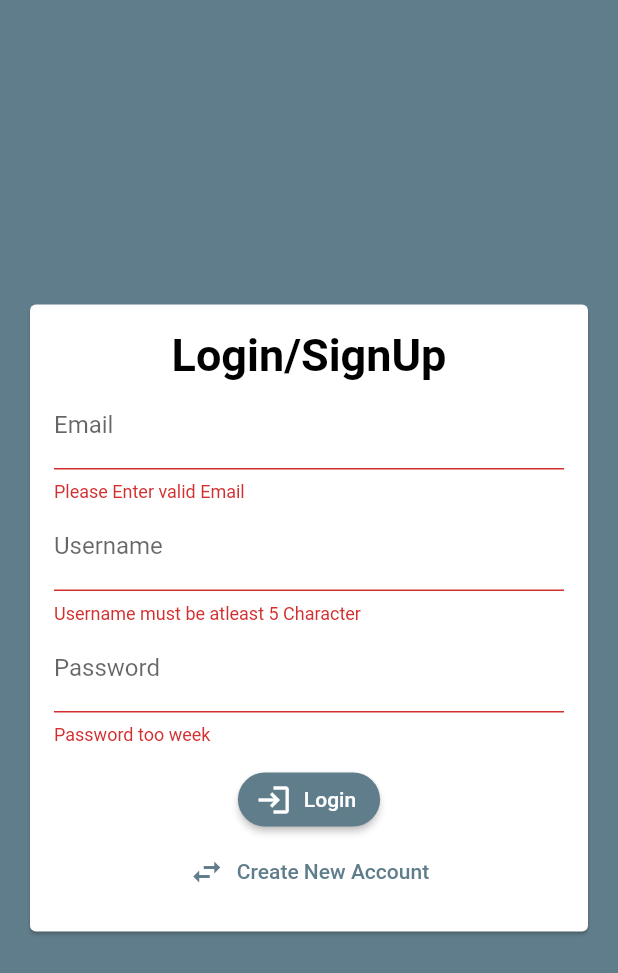
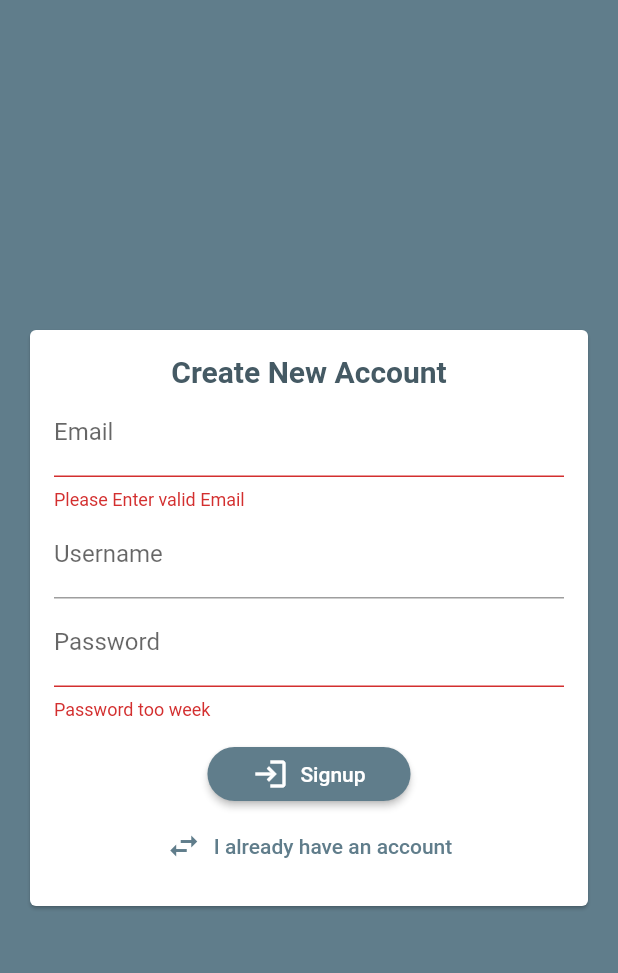
Before and after one commit to parimal5/chat-app, a Flutter app: the screen it shows after launch, after a tap on "Login", after a tap on "Create New Account", on a phone screen of 412 x 824 dp. Shown: the top 973 px of the screen. Run offline on Flutter 3.47's test engine with Material 2 defaults, Android fonts, the phone set to English and light mode, and no system bars; our stand-ins replace cloud_firestore, firebase_auth; accounts and stored records are empty.

```diff
--- a/lib/main.dart
+++ b/lib/main.dart
@@ -1,6 +1,7 @@
-import 'package:chat/screens/auth_screen.dart';
 import 'package:flutter/material.dart';
+import 'package:firebase_auth/firebase_auth.dart';
 
+import 'screens/auth_screen.dart';
 import 'screens/chat_screen.dart';
 
 void main() {
@@ -33,7 +34,15 @@ class MyApp extends StatelessWidget {
           ),
         ),
       ),
-      home: AuthScreen(),
+      home: StreamBuilder(
+        stream: FirebaseAuth.instance.onAuthStateChanged,
+        builder: (ctx, userSnapShot) {
+          if (userSnapShot.hasData) {
+            return ChatScreen();
+          }
+          return AuthScreen();
+        },
+      ),
     );
   }
 }
--- a/lib/widget/auth/auth_form.dart
+++ b/lib/widget/auth/auth_form.dart
@@ -1,24 +1,41 @@
 import 'package:flutter/material.dart';
 
 class AuthForm extends StatefulWidget {
+  final bool isLoading;
+
+  final void Function(
+    String email,
+    String password,
+    String username,
+    bool isLogin,
+    BuildContext ctx,
+  ) submitFn;
+
+  AuthForm(this.submitFn, this.isLoading);
   @override
   _AuthFormState createState() => _AuthFormState();
 }
 
 class _AuthFormState extends State<AuthForm> {
   final _formKey = GlobalKey<FormState>();
-  String _userEmail = '';
-  String _userName = '';
-  String _userPassword = '';
+  var _isLogin = true;
+
+  var _userEmail = '';
+  var _userName = '';
+  var _userPassword = '';
 
   void _trySubmit() {
     final isValid = _formKey.currentState.validate();
     FocusScope.of(context).unfocus();
     if (isValid) {
       _formKey.currentState.save();
-      print(_userEmail);
-      print(_userName);
-      print(_userPassword);
+      widget.submitFn(
+        _userEmail.trim(),
+        _userPassword.trim(),
+        _userName.trim(),
+        _isLogin,
+        context,
+      );
     }
 
     //! Auth Request
@@ -38,18 +55,19 @@ class _AuthFormState extends State<AuthForm> {
                 mainAxisSize: MainAxisSize.min,
                 children: [
                   Text(
-                    'Login/SignUp',
+                    _isLogin ? ' Login ' : 'Create New Account',
                     style: TextStyle(
-                      color: Colors.black,
-                      fontSize: 30,
+                      color: Colors.blueGrey.shade700,
+                      fontSize: 20,
                       fontWeight: FontWeight.bold,
                     ),
                   ),
                   TextFormField(
+                    key: ValueKey('email'),
                     keyboardType: TextInputType.emailAddress,
                     decoration: InputDecoration(labelText: 'Email'),
                     validator: (value) {
-                      if (value.isEmpty || value.contains('@')) {
+                      if (value.isEmpty || !value.contains('@')) {
                         return 'Please Enter valid Email';
                       }
                       return null;
@@ -58,7 +76,9 @@ class _AuthFormState extends State<AuthForm> {
                       _userEmail = inputEmail;
                     },
                   ),
+                  if (!_isLogin)
                     TextFormField(
+                      key: ValueKey('username'),
                       decoration: InputDecoration(
                         labelText: 'Username',
                       ),
@@ -73,6 +93,7 @@ class _AuthFormState extends State<AuthForm> {
                       },
                     ),
                   TextFormField(
+                    key: ValueKey('password'),
                     decoration: InputDecoration(
                       labelText: 'Password',
                     ),
@@ -90,15 +111,31 @@ class _AuthFormState extends State<AuthForm> {
                   SizedBox(
                     height: 12,
                   ),
+                  if (widget.isLoading) CircularProgressIndicator(),
+                  if (!widget.isLoading)
                     ElevatedButton.icon(
                       onPressed: _trySubmit,
                       icon: Icon(Icons.login),
-                    label: Text('Login'),
+                      label: Text(
+                        _isLogin ? 'Login' : 'Signup',
                       ),
+                      style: ElevatedButton.styleFrom(
+                        padding: EdgeInsets.symmetric(horizontal: 30),
+                      ),
+                    ),
+                  if (!widget.isLoading)
                     TextButton.icon(
-                    onPressed: () {},
-                    icon: Icon(Icons.swap_horiz),
-                    label: Text("Create New Account"),
+                      onPressed: () {
+                        setState(() {
+                          _isLogin = !_isLogin;
+                        });
+                      },
+                      icon: _isLogin
+                          ? Icon(Icons.account_circle_rounded)
+                          : Icon(Icons.swap_horiz),
+                      label: Text(_isLogin
+                          ? "Create New Account"
+                          : 'I already have an account'),
                     ),
                 ],
               ),
--- a/pubspec.yaml
+++ b/pubspec.yaml
@@ -18,7 +18,7 @@ publish_to: "none" # Remove this line if you wish to publish to pub.dev
 version: 1.0.0+1
 
 environment:
-  sdk: ">=2.1.0 <3.0.0"
+  sdk: ">=2.3.0 <3.0.0"
 
 dependencies:
   flutter:
@@ -28,6 +28,7 @@ dependencies:
   # Use with the CupertinoIcons class for iOS style icons.
   cupertino_icons: ^1.0.2
   cloud_firestore: ^0.13.5
+  firebase_auth: ^0.16.1
 
 dev_dependencies:
   flutter_test:
```
Also changed, not shown: lib/screens/auth_screen.dart (+61 -1 lines), lib/screens/chat_screen.dart (+40 -28 lines), lib/widget/chat/message_bubble.dart (added, +47 -0 lines), lib/widget/chat/messages.dart (added, +43 -0 lines), lib/widget/chat/new_message.dart (added, +52 -0 lines), pubspec.lock. Lines whose indentation alone changed are shown as unchanged.
